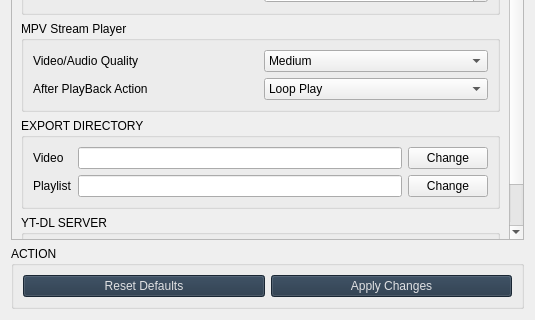
Old version of the form src/youtube_settings.ui in the repository rishabh3354/YOUTUBE-DL-PRO; both pictures show x 0 to 535 and y 231 to 551 of the 535 by 551 pixel window.
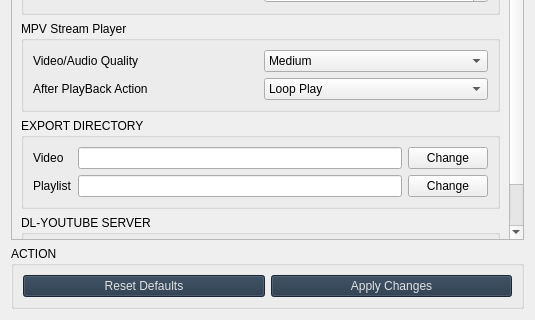
New version of the form. Icons and pictures are not drawn.

Commit message: Refactor: youtube dl gui name changed to dl-youtube

Diff of the .ui file:
```diff
--- a/src/youtube_settings.ui
+++ b/src/youtube_settings.ui
@@ -54,7 +54,7 @@
       <property name="geometry">
        <rect>
         <x>0</x>
-        <y>0</y>
+        <y>-122</y>
         <width>501</width>
         <height>522</height>
        </rect>
@@ -414,7 +414,7 @@
           </sizepolicy>
          </property>
          <property name="title">
-          <string>YT-DL SERVER</string>
+          <string>DL-YOUTUBE SERVER</string>
          </property>
          <layout class="QVBoxLayout" name="verticalLayout_26">
           <item>
```
The commit also changes 8 other files.
